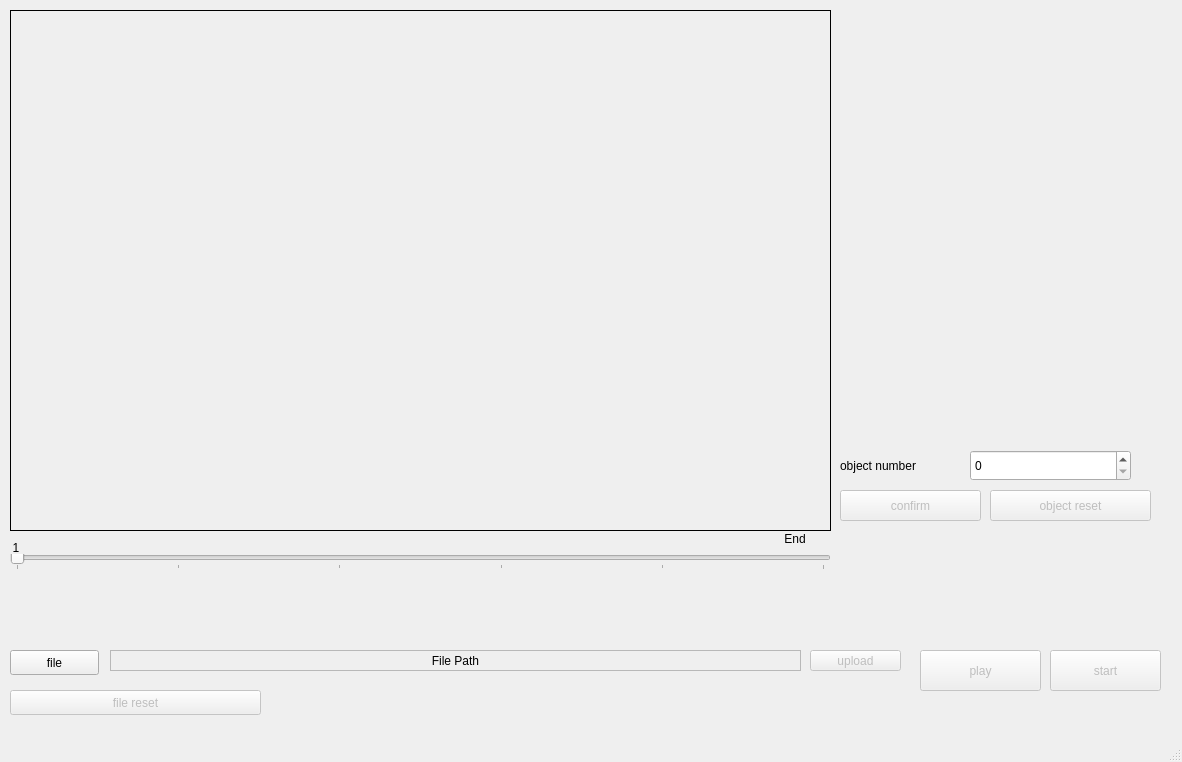
KoYeJoon/2dFace_to_3dFace, file project.ui: the form before one commit.
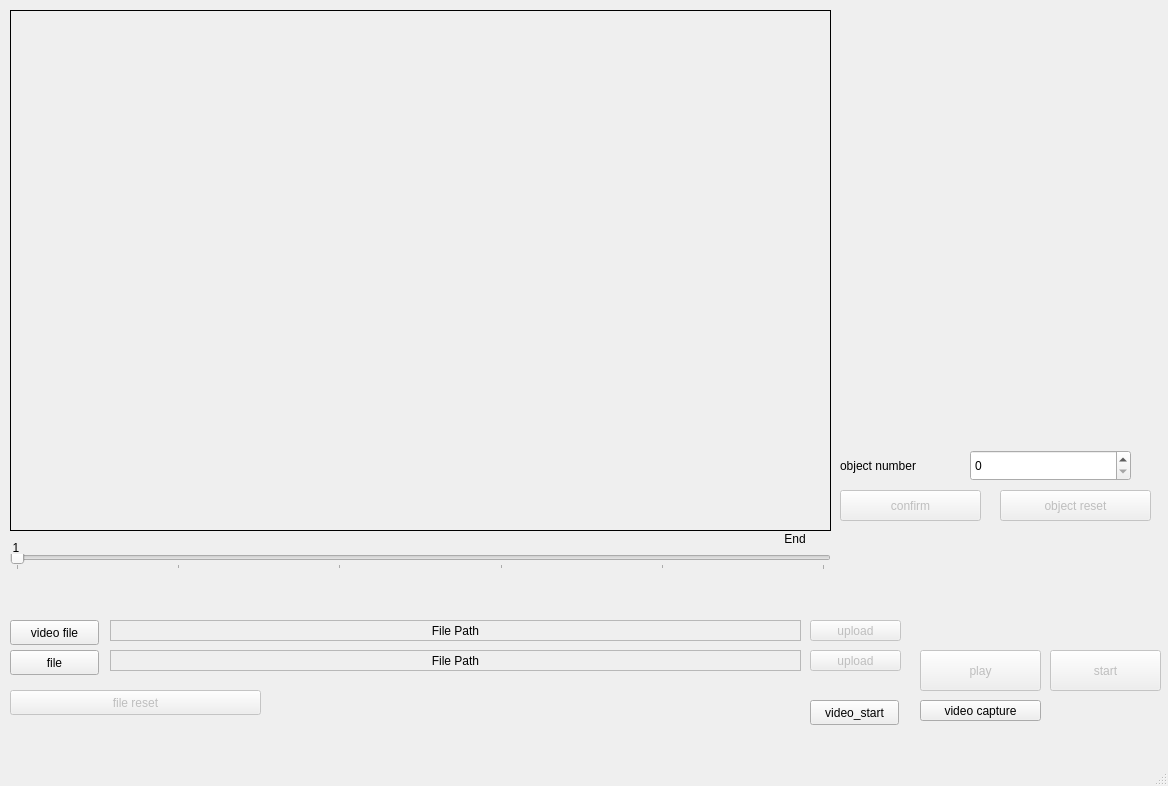
The form after the commit.

Commit message: add video pyqt

What changed in the file:
```diff
--- a/project.ui
+++ b/project.ui
@@ -6,8 +6,8 @@
    <rect>
     <x>0</x>
     <y>0</y>
-    <width>1182</width>
-    <height>762</height>
+    <width>1168</width>
+    <height>786</height>
    </rect>
   </property>
   <property name="windowTitle">
@@ -46,9 +46,9 @@
     </property>
     <property name="geometry">
      <rect>
-      <x>990</x>
+      <x>1000</x>
       <y>490</y>
-      <width>161</width>
+      <width>151</width>
       <height>31</height>
      </rect>
     </property>
@@ -253,6 +253,83 @@
      <string>start</string>
     </property>
    </widget>
+   <widget class="QPushButton" name="btn_video_file">
+    <property name="geometry">
+     <rect>
+      <x>10</x>
+      <y>620</y>
+      <width>89</width>
+      <height>25</height>
+     </rect>
+    </property>
+    <property name="text">
+     <string>video file</string>
+    </property>
+   </widget>
+   <widget class="QLabel" name="label_file_path_2">
+    <property name="geometry">
+     <rect>
+      <x>110</x>
+      <y>620</y>
+      <width>691</width>
+      <height>21</height>
+     </rect>
+    </property>
+    <property name="frameShape">
+     <enum>QFrame::StyledPanel</enum>
+    </property>
+    <property name="text">
+     <string>File Path</string>
+    </property>
+    <property name="textFormat">
+     <enum>Qt::PlainText</enum>
+    </property>
+    <property name="alignment">
+     <set>Qt::AlignCenter</set>
+    </property>
+   </widget>
+   <widget class="QPushButton" name="btn_upload_2">
+    <property name="enabled">
+     <bool>false</bool>
+    </property>
+    <property name="geometry">
+     <rect>
+      <x>810</x>
+      <y>620</y>
+      <width>91</width>
+      <height>21</height>
+     </rect>
+    </property>
+    <property name="text">
+     <string>upload</string>
+    </property>
+   </widget>
+   <widget class="QPushButton" name="btn_video_start">
+    <property name="geometry">
+     <rect>
+      <x>810</x>
+      <y>700</y>
+      <width>89</width>
+      <height>25</height>
+     </rect>
+    </property>
+    <property name="text">
+     <string>video_start</string>
+    </property>
+   </widget>
+   <widget class="QPushButton" name="btn_video_capture">
+    <property name="geometry">
+     <rect>
+      <x>920</x>
+      <y>700</y>
+      <width>121</width>
+      <height>21</height>
+     </rect>
+    </property>
+    <property name="text">
+     <string>video capture</string>
+    </property>
+   </widget>
   </widget>
   <widget class="QMenuBar" name="menubar">
    <property name="geometry">
```
Left out of the diff: 2 changed lines with no effect on the pictures. The commit also changes 30 other files.
